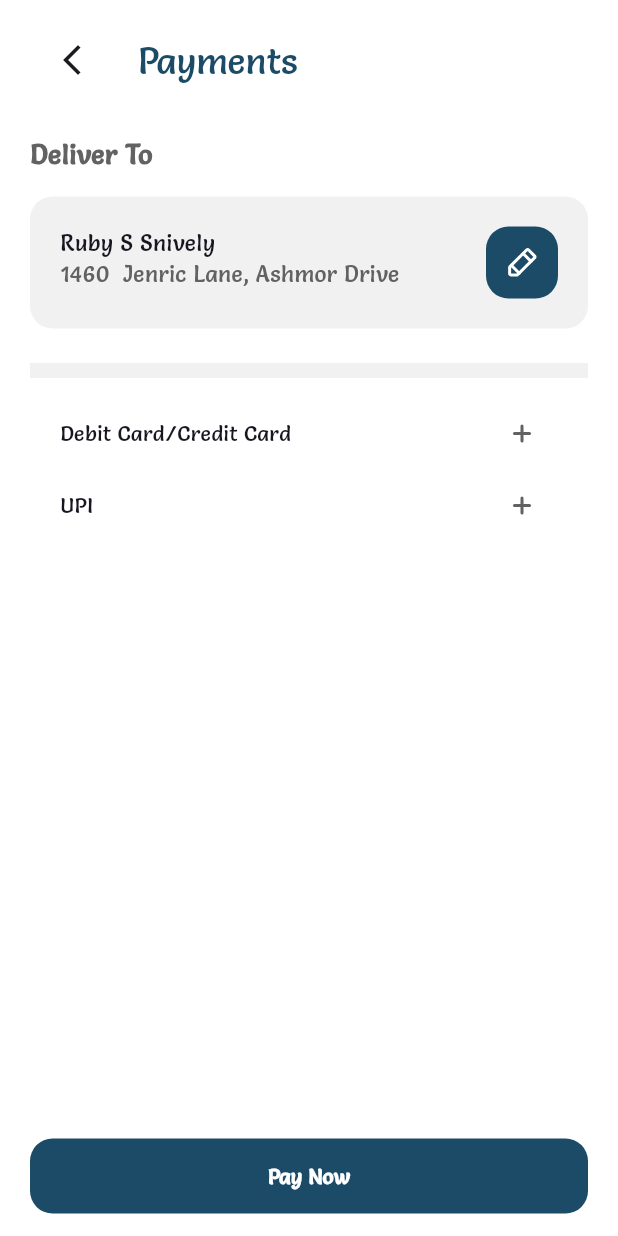
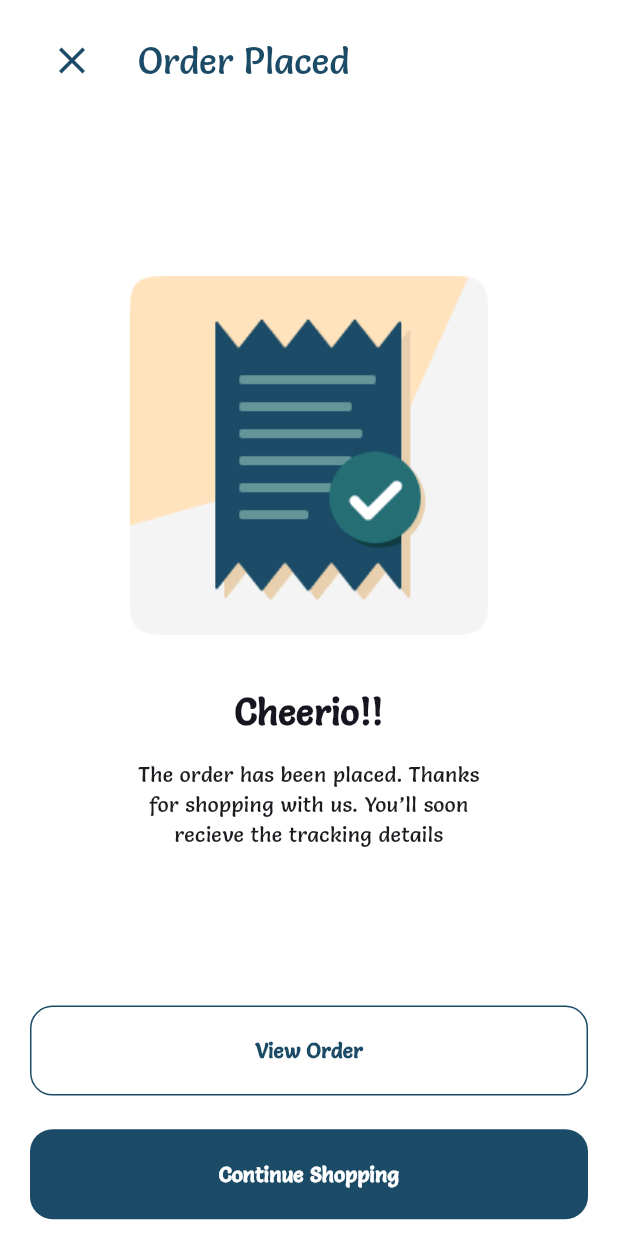
Before and after one commit to Rahaf0B/ecommerce-flutter-project, a Flutter app: the screen it shows after launch, on a phone screen of 412 x 824 dp. Run offline on Flutter 3.47's test engine with Material 3 defaults, Android fonts, the phone set to English and light mode, and no system bars; our stand-ins replace flutter_custom_clippers, flutter_layout_grid, flutter_rating_bar, flutter_svg; missing offline and left inert: country_code_picker_plus, rating_summary.

Commit message:
Add Confirmed Screen

```diff
--- a/lib/Constants/Colors.dart
+++ b/lib/Constants/Colors.dart
@@ -3,7 +3,7 @@ import "package:flutter/material.dart";
 const KPrimaryColor = Color(0xFF1B4B66);
 const KMiniCardColor = Color(0xFFF4F4F4);
 const KTextDarkColor = Color(0xFF171520);
-const KTextBrightColor = Color(0xFFFFFFFF);
+const KBrightColor = Color(0xFFFFFFFF);
 const KPageBackGroundColor = Colors.white;
 const KRedColor = Color(0xFFE21D1D);
 const KGreyColor = Color(0xFF626262);
--- a/lib/Constants/TextStyle.dart
+++ b/lib/Constants/TextStyle.dart
@@ -3,7 +3,7 @@ import "package:flutter/material.dart";
 import "Colors.dart";
 
 const KTextFooterMainTitleStyle = TextStyle(
-    color: KTextBrightColor, fontSize: 14, fontWeight: FontWeight.w500);
+    color: KBrightColor, fontSize: 14, fontWeight: FontWeight.w500);
 const KTextFooterSubTitleStyle = TextStyle(color: KSubTextColor, fontSize: 14);
 
 // product card info style
--- a/lib/components/BottomSheetOptionButtons.dart
+++ b/lib/components/BottomSheetOptionButtons.dart
@@ -8,10 +8,16 @@ class BottomSheetOptionButtons extends StatefulWidget {
       {super.key,
       this.left_btn_img_url,
       this.right_btn_img_url,
-      required this.btn_text});
+      required this.btn_text,
+      this.btn_backgroundColor,
+      this.text_color,
+        this.border_color});
   final String? left_btn_img_url;
   final String? right_btn_img_url;
   final String btn_text;
+  final Color? btn_backgroundColor;
+  final Color? text_color;
+  final Color? border_color;
 
   @override
   State<BottomSheetOptionButtons> createState() =>
@@ -22,7 +28,7 @@ class _BottomSheetOptionButtonsState extends State<BottomSheetOptionButtons> {
   @override
   Widget build(BuildContext context) {
     return Container(
-      padding: const EdgeInsets.symmetric(vertical: 15),
+      padding: const EdgeInsets.symmetric(vertical: 10),
       height: 80,
       width: double.infinity,
       color: KPageBackGroundColor,
@@ -58,19 +64,25 @@ class _BottomSheetOptionButtonsState extends State<BottomSheetOptionButtons> {
                         alignment: Alignment.center,
                         iconSize: WidgetStateProperty.all(
                             widget.right_btn_img_url == null ? 0 : 20),
-                        backgroundColor: WidgetStateProperty.all(KPrimaryColor),
+                        backgroundColor: WidgetStateProperty.all(
+                            widget.btn_backgroundColor == null
+                                ? KPrimaryColor
+                                : widget.btn_backgroundColor),
+                        side: WidgetStatePropertyAll( widget.text_color ==null ? BorderSide.none : BorderSide(color: widget.text_color!)),
                         shape: WidgetStateProperty.all(RoundedRectangleBorder(
                             borderRadius: BorderRadius.circular(15)))),
                     onPressed: () {},
                     label: Text(
                       widget.btn_text,
-                      style: const TextStyle(
-                          fontWeight: FontWeight.bold, color: KTextBrightColor),
+                      style: TextStyle(
+                          fontWeight: FontWeight.bold,
+                          color: widget.text_color == null
+                              ? KBrightColor
+                              : widget.text_color),
                     ),
-                    icon:  widget.right_btn_img_url==null ?
-                        null: SvgPicture.asset(
-                      widget.right_btn_img_url!
-                    ))),
+                    icon: widget.right_btn_img_url == null
+                        ? null
+                        : SvgPicture.asset(widget.right_btn_img_url!))),
           )
         ],
       ),
--- a/lib/components/FooterComponentElement.dart
+++ b/lib/components/FooterComponentElement.dart
@@ -133,7 +133,7 @@ class FooterComponentElement extends StatelessWidget {
                     ),
                     const Text(
                       "United States",
-                      style: TextStyle(color: KTextBrightColor, fontSize: 16),
+                      style: TextStyle(color: KBrightColor, fontSize: 16),
                     )
                   ]),
               const SizedBox(
--- a/lib/components/Handpicked.dart
+++ b/lib/components/Handpicked.dart
@@ -57,7 +57,7 @@ class _HandpickedState extends State<Handpicked> {
             style: TextStyle(
                 fontWeight: FontWeight.w500,
                 fontSize: 14,
-                color: KTextBrightColor),
+                color: KBrightColor),
           ),
           const SizedBox(
             height: 15,
--- a/lib/main.dart
+++ b/lib/main.dart
@@ -1,6 +1,7 @@
 import 'package:ecommerce/screens/PagesContainerWithNavigator.dart';
 import 'package:ecommerce/screens/add_new_address_screen.dart';
 import 'package:ecommerce/screens/add_review_screen.dart';
+import 'package:ecommerce/screens/confirmed_screen.dart';
 import 'package:ecommerce/screens/order_summary_screen.dart';
 import 'package:ecommerce/screens/payments_screen.dart';
 import 'package:ecommerce/screens/product_screen.dart';
@@ -26,7 +27,7 @@ class EcommerceApp extends StatelessWidget {
   @override
   Widget build(BuildContext context) {
     return MaterialApp(
-      initialRoute: PaymentsScreen.route,
+      initialRoute: ConfirmedScreen.route,
       debugShowCheckedModeBanner: false,
       routes: {
         PagesContainerWithNavigator.route: (context) =>
@@ -38,7 +39,8 @@ class EcommerceApp extends StatelessWidget {
         AddReviewScreen.route: (context) => const AddReviewScreen(),
         OrderSummaryScreen.route: (context) => const OrderSummaryScreen(),
         AddNewAddressScreen.route: (context) => const AddNewAddressScreen(),
-        PaymentsScreen.route: (context) => const PaymentsScreen()
+        PaymentsScreen.route: (context) => const PaymentsScreen(),
+        ConfirmedScreen.route: (context) => const ConfirmedScreen()
       },
       theme: ThemeData(
         bottomSheetTheme: const BottomSheetThemeData(
--- a/lib/screens/cart_screen.dart
+++ b/lib/screens/cart_screen.dart
@@ -121,8 +121,8 @@ class _CartScreenState extends State<CartScreen> {
           ClipPath(
               clipper: MultipleRoundedCurveClipper(),
               child: Container(
-                padding:
-                    const EdgeInsets.only(left: 20, right: 20, top: 20, bottom: 70),
+                padding: const EdgeInsets.only(
+                    left: 20, right: 20, top: 20, bottom: 70),
                 color: KGreyBackGroundColor,
                 child: Container(
                   child: ListView.separated(
@@ -201,13 +201,14 @@ class CartBottomSheet extends StatelessWidget {
               height: MediaQuery.of(context).size.height * 0.5 * 0.1,
               child: TextButton(
                   style: ButtonStyle(
-                      backgroundColor: const WidgetStatePropertyAll(KPrimaryColor),
+                      backgroundColor:
+                          const WidgetStatePropertyAll(KPrimaryColor),
                       shape: WidgetStateProperty.all(RoundedRectangleBorder(
                           borderRadius: BorderRadius.circular(KBorderRadius)))),
                   onPressed: () {},
                   child: const Text(
                     "Place Order",
-                    style: TextStyle(color: KTextBrightColor),
+                    style: TextStyle(color: KBrightColor),
                   )),
             ),
           )
--- /dev/null
+++ b/lib/screens/confirmed_screen.dart
@@ -0,0 +1,91 @@
+import 'package:ecommerce/Constants/Colors.dart';
+import 'package:ecommerce/Constants/Constant.dart';
+import 'package:ecommerce/components/BottomSheetOptionButtons.dart';
+import 'package:ecommerce/components/PagesAppBar.dart';
+import 'package:flutter/material.dart';
+
+class ConfirmedScreen extends StatelessWidget {
+  static String route = "confirm";
+  const ConfirmedScreen({super.key});
+
+  @override
+  Widget build(BuildContext context) {
+    return SafeArea(
+        child: Scaffold(
+            appBar: PagesAppBar(
+              title: "Order Placed",
+              leadingWidget: Icon(
+                Icons.close_outlined,
+                size: 30,
+                color: KPrimaryColor,
+              ),
+            ),
+            body: Container(
+              padding: EdgeInsets.symmetric(horizontal: KPageHorizontalPadding),
+              child: ListView(
+                children: [
+                  Container(
+                    padding: EdgeInsets.only(top: 100),
+                    child: Column(
+                      crossAxisAlignment: CrossAxisAlignment.center,
+                      mainAxisAlignment: MainAxisAlignment.center,
+                      children: [
+                        Container(
+                            alignment: Alignment.center,
+                            height: MediaQuery.of(context).size.height * 0.3,
+                            child: Image.asset(
+                              "${KImagesPath}art.png",
+                              fit: BoxFit.cover,
+                            )),
+                        SizedBox(
+                          height: 30,
+                        ),
+                        Container(
+                          width: MediaQuery.of(context).size.width * 0.6,
+                          child: Column(
+                            crossAxisAlignment: CrossAxisAlignment.center,
+                            children: [
+                              Text(
+                                "Cheerio!!",
+                                style: TextStyle(
+                                    color: KTextDarkColor,
+                                    fontWeight: FontWeight.bold,
+                                    fontSize: 24),
+                              ),
+                              SizedBox(
+                                height: 15,
+                              ),
+                              Text(
+                                  textAlign: TextAlign.center,
+                                  "The order has been placed. Thanks for shopping with us. You’ll soon recieve the tracking details"),
+                            ],
+                          ),
+                        ),
+                      ],
+                    ),
+                  )
+                ],
+              ),
+            ),
+            bottomSheet: BottomSheet(
+              onClosing: () {},
+              builder: (context) => Container(
+                height: MediaQuery.of(context).size.height * 0.5 * 0.4,
+                width: MediaQuery.of(context).size.width,
+                padding:
+                    EdgeInsets.symmetric(horizontal: KPageHorizontalPadding),
+                child: Column(
+                  mainAxisAlignment: MainAxisAlignment.spaceAround,
+                  children: [
+                    BottomSheetOptionButtons(
+                      btn_text: "View Order",
+                      btn_backgroundColor: KBrightColor,
+                      text_color: KPrimaryColor,
+                    ),
+                    BottomSheetOptionButtons(btn_text: "Continue Shopping"),
+                  ],
+                ),
+              ),
+            )));
+  }
+}
```
Also changed, not shown: utils/images/art.png (added).
